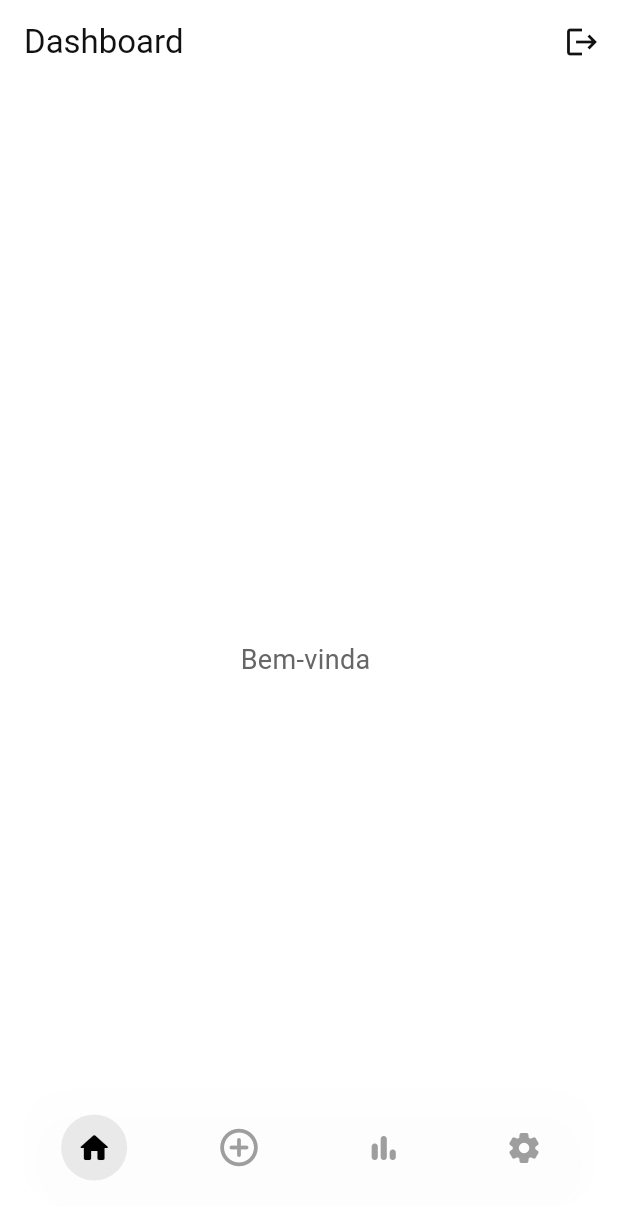
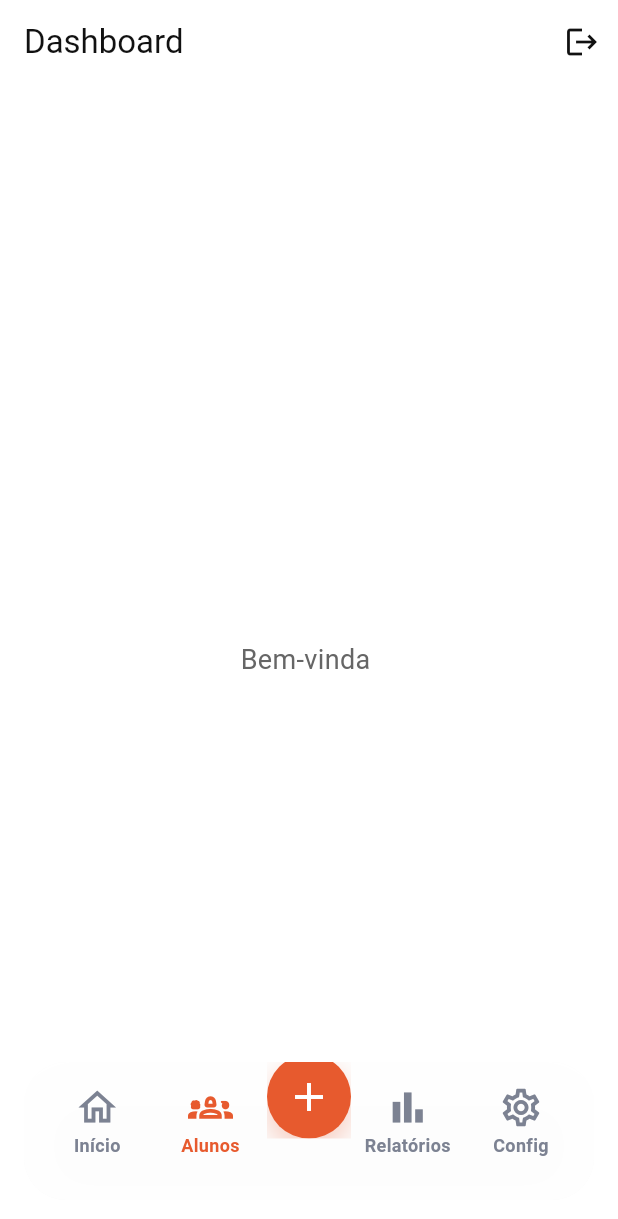
Before and after one commit to hpzynha/cobranca_app, a Flutter app: the screen it shows once a user with an empty profile is signed in, on a phone screen of 412 x 824 dp. Shown: the top 1219 px of the screen. Run offline on Flutter 3.47's test engine with Material 3 defaults, Android fonts, the phone set to English and light mode, and no system bars; our stand-ins replace flutter_riverpod, flutter_svg, go_router, shared_preferences, supabase_flutter; accounts and stored records are empty.

Commit message:
feat: redesign flutter bottom bar to match provided layout

```diff
--- a/lib/features/auth/presentation/widgets/bottom_bar.dart
+++ b/lib/features/auth/presentation/widgets/bottom_bar.dart
@@ -1,5 +1,6 @@
+import 'dart:ui';
+
 import 'package:flutter/material.dart';
-import 'dart:ui';
 
 class BottomBar extends StatefulWidget {
   const BottomBar({super.key});
@@ -9,63 +10,106 @@ class BottomBar extends StatefulWidget {
 }
 
 class _BottomBarState extends State<BottomBar> {
-  int _selectedIndex = 0;
+  int _selectedIndex = 1;
 
-  final List<IconData> _icons = [
-    Icons.home_rounded,
-    Icons.add_circle_outline_rounded,
-    Icons.bar_chart_rounded,
-    Icons.settings_rounded,
+  static const _primaryColor = Color(0xFFE75A2E);
+  static const _inactiveColor = Color(0xFF7C8292);
+
+  final List<_BottomNavItem> _items = const [
+    _BottomNavItem(icon: Icons.home_outlined, label: 'Início'),
+    _BottomNavItem(icon: Icons.groups_2_outlined, label: 'Alunos'),
+    _BottomNavItem(icon: Icons.add, label: 'Novo', isCenter: true),
+    _BottomNavItem(icon: Icons.bar_chart_outlined, label: 'Relatórios'),
+    _BottomNavItem(icon: Icons.settings_outlined, label: 'Config'),
   ];
 
   @override
   Widget build(BuildContext context) {
     return SafeArea(
+      minimum: const EdgeInsets.only(bottom: 4),
       child: Padding(
         padding: const EdgeInsets.fromLTRB(16, 0, 16, 20),
         child: ClipRRect(
           borderRadius: BorderRadius.circular(28),
           child: BackdropFilter(
-            filter: ImageFilter.blur(sigmaX: 15, sigmaY: 15),
+            filter: ImageFilter.blur(sigmaX: 20, sigmaY: 20),
             child: Container(
-              padding: const EdgeInsets.symmetric(vertical: 14),
+              height: 92,
+              padding: const EdgeInsets.symmetric(horizontal: 10, vertical: 8),
               decoration: BoxDecoration(
-                color: Colors.white.withValues(alpha: 0.85),
+                color: Colors.white.withValues(alpha: 0.9),
                 borderRadius: BorderRadius.circular(28),
                 boxShadow: [
                   BoxShadow(
-                    color: Colors.black.withValues(alpha: 0.06),
-                    blurRadius: 25,
+                    color: Colors.black.withValues(alpha: 0.07),
+                    blurRadius: 30,
                     offset: const Offset(0, 10),
                   ),
                 ],
+                border: Border.all(color: Colors.white.withValues(alpha: 0.4)),
               ),
               child: Row(
                 mainAxisAlignment: MainAxisAlignment.spaceAround,
-                children: List.generate(_icons.length, (index) {
+                crossAxisAlignment: CrossAxisAlignment.start,
+                children: List.generate(_items.length, (index) {
+                  final item = _items[index];
+
+                  if (item.isCenter) {
+                    return Transform.translate(
+                      offset: const Offset(0, -14),
+                      child: Material(
+                        color: Colors.transparent,
+                        child: InkWell(
+                          borderRadius: BorderRadius.circular(28),
+                          onTap: () => _onTap(index),
+                          child: Ink(
+                            width: 56,
+                            height: 56,
+                            decoration: const BoxDecoration(
+                              color: _primaryColor,
+                              shape: BoxShape.circle,
+                              boxShadow: [
+                                BoxShadow(
+                                  color: Color(0x4DE75A2E),
+                                  blurRadius: 16,
+                                  offset: Offset(0, 8),
+                                ),
+                              ],
+                            ),
+                            child: Icon(item.icon, color: Colors.white, size: 32),
+                          ),
+                        ),
+                      ),
+                    );
+                  }
+
                   final isActive = _selectedIndex == index;
+                  final color = isActive ? _primaryColor : _inactiveColor;
 
-                  return GestureDetector(
-                    onTap: () {
-                      setState(() {
-                        _selectedIndex = index;
-                      });
-                    },
-                    child: AnimatedContainer(
-                      duration: const Duration(milliseconds: 250),
-                      curve: Curves.easeOut,
-                      padding: const EdgeInsets.all(10),
-                      decoration: BoxDecoration(
-                        color:
-                            isActive
-                                ? Colors.black.withValues(alpha: 0.08)
-                                : Colors.transparent,
-                        shape: BoxShape.circle,
-                      ),
-                      child: Icon(
-                        _icons[index],
-                        size: index == 1 ? 30 : 24,
-                        color: isActive ? Colors.black : Colors.grey,
+                  return Expanded(
+                    child: Material(
+                      color: Colors.transparent,
+                      child: InkWell(
+                        onTap: () => _onTap(index),
+                        borderRadius: BorderRadius.circular(18),
+                        child: Padding(
+                          padding: const EdgeInsets.symmetric(vertical: 6),
+                          child: Column(
+                            mainAxisSize: MainAxisSize.min,
+                            children: [
+                              Icon(item.icon, color: color, size: 30),
+                              const SizedBox(height: 2),
+                              Text(
+                                item.label,
+                                style: TextStyle(
+                                  fontSize: 32 * 0.375,
+                                  fontWeight: FontWeight.w600,
+                                  color: color,
+                                ),
+                              ),
+                            ],
+                          ),
+                        ),
                       ),
                     ),
                   );
@@ -77,4 +121,22 @@ class _BottomBarState extends State<BottomBar> {
       ),
     );
   }
+
+  void _onTap(int index) {
+    setState(() {
+      _selectedIndex = index;
+    });
+  }
 }
+
+class _BottomNavItem {
+  final IconData icon;
+  final String label;
+  final bool isCenter;
+
+  const _BottomNavItem({
+    required this.icon,
+    required this.label,
+    this.isCenter = false,
+  });
+}
```
